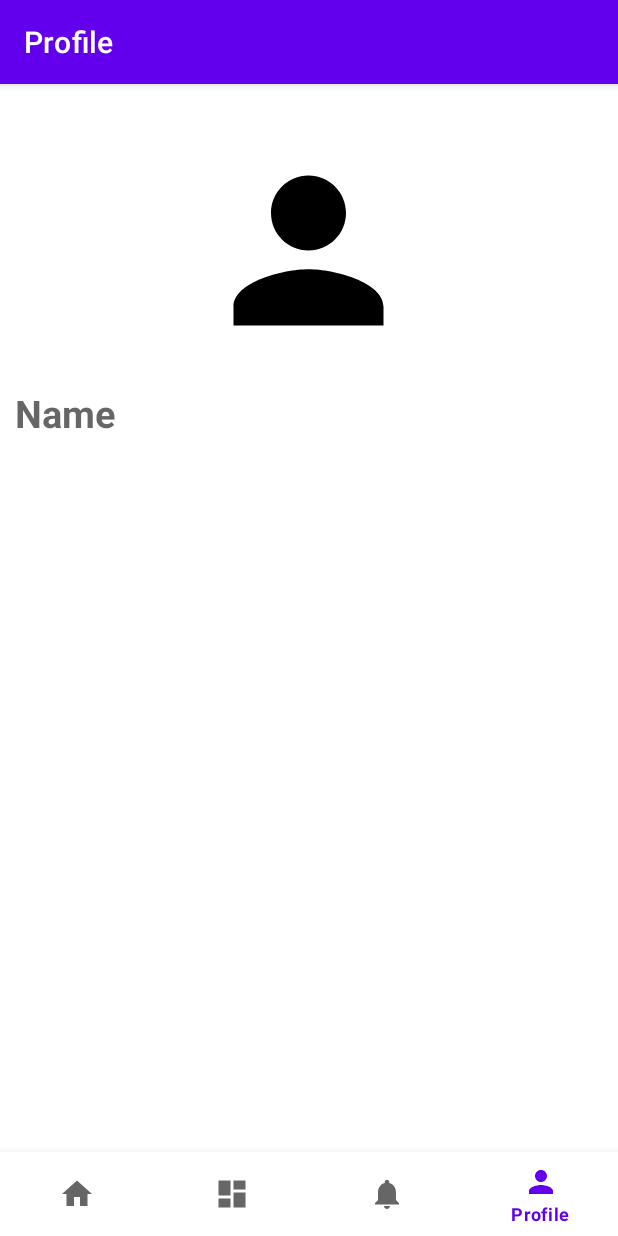
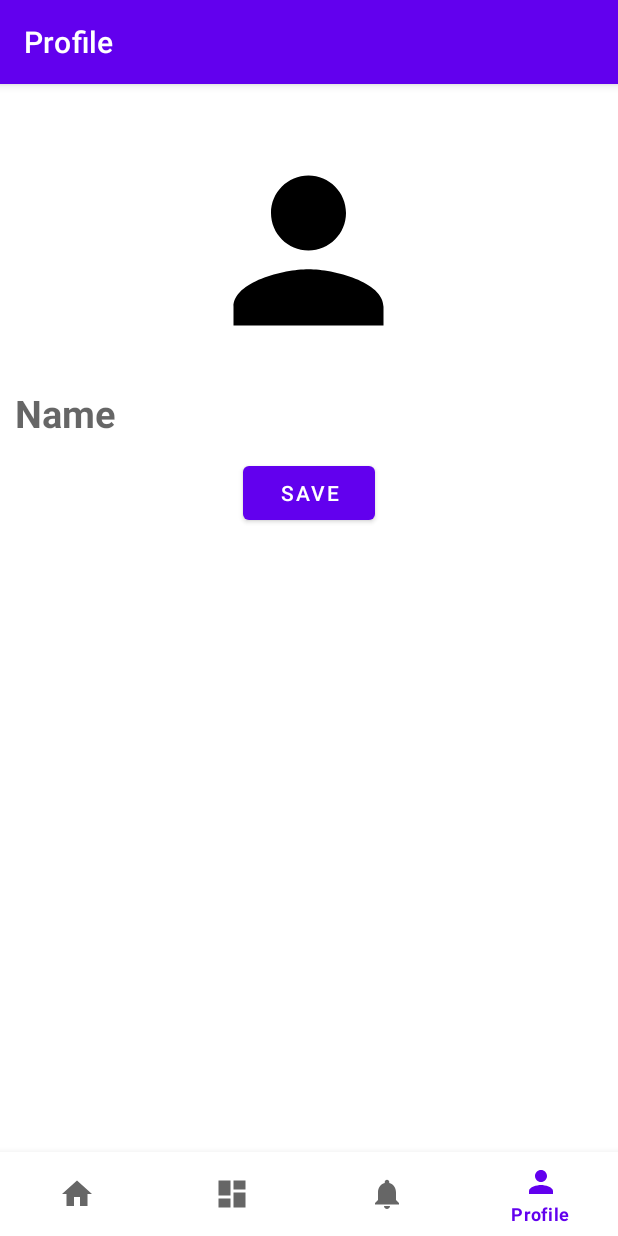
Before and after one commit to Madina192/Geeks_4_TaskManager, an Android app: the ProfileFragment screen opened through its navigation route, on a phone screen of 412 x 824 dp. Run offline under Robolectric (Android 15) with nearby library versions, the phone set to English and light mode, and no system bars; our stand-ins replace navigation-ui; libraries missing offline, so code that uses them is left out: me.relex.circleindicator; pictures from the network do not load; 2 statements that could not run were skipped.

Commit message:
added button to save name

```diff
--- a/app/src/main/java/com/example/geeks_4_taskmanager/MainActivity.kt
+++ b/app/src/main/java/com/example/geeks_4_taskmanager/MainActivity.kt
@@ -10,11 +10,15 @@ import androidx.navigation.findNavController
 import androidx.navigation.ui.AppBarConfiguration
 import androidx.navigation.ui.setupActionBarWithNavController
 import androidx.navigation.ui.setupWithNavController
+import com.example.geeks_4_taskmanager.data.local.Pref
 import com.example.geeks_4_taskmanager.databinding.ActivityMainBinding
 
 class MainActivity : AppCompatActivity() {
 
     private lateinit var binding: ActivityMainBinding
+    private val pref : Pref by lazy {
+        Pref(this)
+    }
 
     override fun onCreate(savedInstanceState: Bundle?) {
         super.onCreate(savedInstanceState)
@@ -25,7 +29,11 @@ class MainActivity : AppCompatActivity() {
         val navView: BottomNavigationView = binding.navView
         val navController = findNavController(R.id.nav_host_fragment_activity_main)
 
-        navController.navigate(R.id.onBoardingFragment)
+        if(!pref.isUserSeen()){
+            navController.navigate(R.id.onBoardingFragment)
+        }
+
+
         val appBarConfiguration = AppBarConfiguration(
             setOf(
                 R.id.navigation_home, R.id.navigation_dashboard, R.id.navigation_notifications, R.id.taskFragment, R.id.navigation_profile
--- /dev/null
+++ b/app/src/main/java/com/example/geeks_4_taskmanager/data/local/Pref.kt
@@ -0,0 +1,33 @@
+package com.example.geeks_4_taskmanager.data.local
+import android.content.Context
+import android.content.Context.MODE_PRIVATE
+
+class Pref(private val context : Context) {
+
+    private val pref by lazy {
+        context.getSharedPreferences(PREF_NAME, MODE_PRIVATE)
+    }
+
+    fun isUserSeen() : Boolean {
+        return pref.getBoolean(SEEN_KEY, false)
+    }
+
+    fun saveSeen(){
+        pref.edit().putBoolean(SEEN_KEY, true).apply()
+    }
+
+    fun saveUserName(name : String){
+        pref.edit().putString(USER_NAME, name).apply()
+    }
+
+    fun getName() : String?{
+        return pref.getString(USER_NAME, null)
+    }
+
+    companion object {
+        const val PREF_NAME = "task.pref"
+        const val SEEN_KEY = "user_key"
+        const val USER_NAME = "user_name"
+    }
+
+}
--- a/app/src/main/java/com/example/geeks_4_taskmanager/ui/onboarding/OnBoardingFragment.kt
+++ b/app/src/main/java/com/example/geeks_4_taskmanager/ui/onboarding/OnBoardingFragment.kt
@@ -8,6 +8,7 @@ import android.view.ViewGroup
 import androidx.navigation.fragment.findNavController
 import androidx.viewpager.widget.ViewPager
 import com.example.geeks_4_taskmanager.R
+import com.example.geeks_4_taskmanager.data.local.Pref
 import com.example.geeks_4_taskmanager.databinding.FragmentOnBoardingBinding
 import com.example.geeks_4_taskmanager.model.OnBoarding
 import com.example.geeks_4_taskmanager.ui.onboarding.adapter.OnBoardingAdapter
@@ -19,6 +20,9 @@ class OnBoardingFragment : Fragment() {
     private lateinit var binding : FragmentOnBoardingBinding
     private val adapter = OnBoardingAdapter(this :: onClick)
     private lateinit var indicator : CircleIndicator3
+    private val pref : Pref by lazy {
+        Pref(requireContext())
+    }
 
     override fun onCreateView(
         inflater: LayoutInflater, container: ViewGroup?,
@@ -37,6 +41,7 @@ class OnBoardingFragment : Fragment() {
     }
 
     private fun onClick() {
+        pref.saveSeen()
         findNavController().navigateUp()
     }
 
--- a/app/src/main/java/com/example/geeks_4_taskmanager/ui/onboarding/adapter/OnBoardingAdapter.kt
+++ b/app/src/main/java/com/example/geeks_4_taskmanager/ui/onboarding/adapter/OnBoardingAdapter.kt
@@ -37,6 +37,5 @@ class OnBoardingAdapter(private val onClick : () -> Unit) : Adapter<OnBoardingAd
                 onClick()
             }
         }
-
     }
 }
--- a/app/src/main/java/com/example/geeks_4_taskmanager/ui/profile/ProfileFragment.kt
+++ b/app/src/main/java/com/example/geeks_4_taskmanager/ui/profile/ProfileFragment.kt
@@ -5,10 +5,15 @@ import androidx.fragment.app.Fragment
 import android.view.LayoutInflater
 import android.view.View
 import android.view.ViewGroup
+import com.example.geeks_4_taskmanager.data.local.Pref
 import com.example.geeks_4_taskmanager.databinding.FragmentProfileBinding
 
 class ProfileFragment : Fragment() {
     private lateinit var binding : FragmentProfileBinding
+
+    private val pref : Pref by lazy {
+        Pref(this.requireContext())
+    }
 
     override fun onCreateView(
         inflater: LayoutInflater, container: ViewGroup?,
@@ -18,4 +23,15 @@ class ProfileFragment : Fragment() {
         return binding.root
     }
 
+    override fun onViewCreated(view: View, savedInstanceState: Bundle?) {
+        super.onViewCreated(view, savedInstanceState)
+
+        binding.etName.setText(pref.getName())
+        binding.btnSaveUserName.setOnClickListener{
+            pref.saveUserName(binding.etName.text.toString())
+        }
+
+
+    }
+
 }
--- a/app/src/main/res/layout/fragment_profile.xml
+++ b/app/src/main/res/layout/fragment_profile.xml
@@ -32,4 +32,12 @@
         android:paddingStart="10dp"
         />
 
+    <Button
+        android:id="@+id/btn_save_user_name"
+        android:layout_width="wrap_content"
+        android:layout_height="wrap_content"
+        android:text="save"
+        android:layout_marginTop="12dp"
+        />
+
 </LinearLayout>
```
